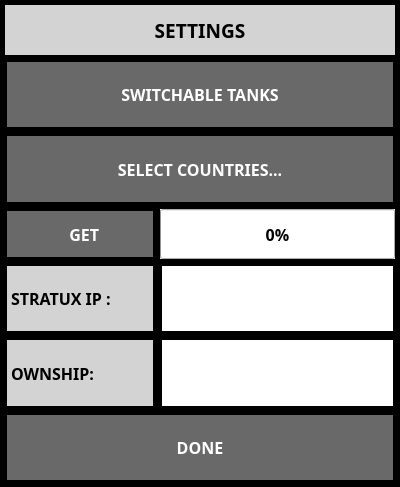
Qt form ui/SettingsDialog.ui (UnexplodedMinds/Stratofier) before a commit.
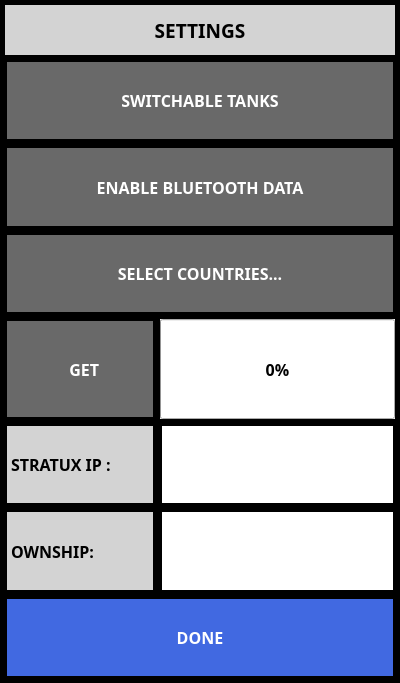
The same form after that commit. Icons and pictures are not drawn. Custom widgets are drawn as their Qt base class.

Commit message: Colorize some of the buttons and add initial bluetooth discovery support.  This DOES NOT work on Windows.

The edit to the form file:
```diff
--- a/ui/SettingsDialog.ui
+++ b/ui/SettingsDialog.ui
@@ -7,7 +7,7 @@
     <x>0</x>
     <y>0</y>
     <width>400</width>
-    <height>487</height>
+    <height>683</height>
    </rect>
   </property>
   <property name="sizePolicy">
@@ -112,11 +112,6 @@
 	color: black;
 	margin: 2px;
 }
-QComboBox
-{
-	background-color: DimGray;
-	color: black;
-}
 </string>
   </property>
   <layout class="QGridLayout" name="gridLayout">
@@ -135,8 +130,8 @@
    <property name="spacing">
     <number>5</number>
    </property>
-   <item row="7" column="2" colspan="2">
-    <widget class="ClickLabel" name="m_pOwnshipClickLabel">
+   <item row="8" column="2" colspan="2">
+    <widget class="ClickLabel" name="m_pIPClickLabel">
      <property name="sizePolicy">
       <sizepolicy hsizetype="MinimumExpanding" vsizetype="MinimumExpanding">
        <horstretch>0</horstretch>
@@ -229,6 +224,247 @@
      </property>
     </widget>
    </item>
+   <item row="8" column="1">
+    <widget class="QLabel" name="label_3">
+     <property name="sizePolicy">
+      <sizepolicy hsizetype="Minimum" vsizetype="MinimumExpanding">
+       <horstretch>0</horstretch>
+       <verstretch>0</verstretch>
+      </sizepolicy>
+     </property>
+     <property name="minimumSize">
+      <size>
+       <width>150</width>
+       <height>0</height>
+      </size>
+     </property>
+     <property name="palette">
+      <palette>
+       <active>
+        <colorrole role="WindowText">
+         <brush brushstyle="SolidPattern">
+          <color alpha="255">
+           <red>0</red>
+           <green>0</green>
+           <blue>0</blue>
+          </color>
+         </brush>
+        </colorrole>
+        <colorrole role="Button">
+         <brush brushstyle="SolidPattern">
+          <color alpha="255">
+           <red>211</red>
+           <green>211</green>
+           <blue>211</blue>
+          </color>
+         </brush>
+        </colorrole>
+        <colorrole role="Text">
+         <brush brushstyle="SolidPattern">
+          <color alpha="255">
+           <red>0</red>
+           <green>0</green>
+           <blue>0</blue>
+          </color>
+         </brush>
+        </colorrole>
+        <colorrole role="ButtonText">
+         <brush brushstyle="SolidPattern">
+          <color alpha="255">
+           <red>0</red>
+           <green>0</green>
+           <blue>0</blue>
+          </color>
+         </brush>
+        </colorrole>
+        <colorrole role="Base">
+         <brush brushstyle="SolidPattern">
+          <color alpha="255">
+           <red>211</red>
+           <green>211</green>
+           <blue>211</blue>
+          </color>
+         </brush>
+        </colorrole>
+        <colorrole role="Window">
+         <brush brushstyle="SolidPattern">
+          <color alpha="255">
+           <red>211</red>
+           <green>211</green>
+           <blue>211</blue>
+          </color>
+         </brush>
+        </colorrole>
+        <colorrole role="PlaceholderText">
+         <brush brushstyle="NoBrush">
+          <color alpha="128">
+           <red>0</red>
+           <green>0</green>
+           <blue>0</blue>
+          </color>
+         </brush>
+        </colorrole>
+       </active>
+       <inactive>
+        <colorrole role="WindowText">
+         <brush brushstyle="SolidPattern">
+          <color alpha="255">
+           <red>0</red>
+           <green>0</green>
+           <blue>0</blue>
+          </color>
+         </brush>
+        </colorrole>
+        <colorrole role="Button">
+         <brush brushstyle="SolidPattern">
+          <color alpha="255">
+           <red>211</red>
+           <green>211</green>
+           <blue>211</blue>
+          </color>
+         </brush>
+        </colorrole>
+        <colorrole role="Text">
+         <brush brushstyle="SolidPattern">
+          <color alpha="255">
+           <red>0</red>
+           <green>0</green>
+           <blue>0</blue>
+          </color>
+         </brush>
+        </colorrole>
+        <colorrole role="ButtonText">
+         <brush brushstyle="SolidPattern">
+          <color alpha="255">
+           <red>0</red>
+           <green>0</green>
+           <blue>0</blue>
+          </color>
+         </brush>
+        </colorrole>
+        <colorrole role="Base">
+         <brush brushstyle="SolidPattern">
+          <color alpha="255">
+           <red>211</red>
+           <green>211</green>
+           <blue>211</blue>
+          </color>
+         </brush>
+        </colorrole>
+        <colorrole role="Window">
+         <brush brushstyle="SolidPattern">
+          <color alpha="255">
+           <red>211</red>
+           <green>211</green>
+           <blue>211</blue>
+          </color>
+         </brush>
+        </colorrole>
+        <colorrole role="PlaceholderText">
+         <brush brushstyle="NoBrush">
+          <color alpha="128">
+           <red>0</red>
+           <green>0</green>
+           <blue>0</blue>
+          </color>
+         </brush>
+        </colorrole>
+       </inactive>
+       <disabled>
+        <colorrole role="WindowText">
+         <brush brushstyle="SolidPattern">
+          <color alpha="255">
+           <red>0</red>
+           <green>0</green>
+           <blue>0</blue>
+          </color>
+         </brush>
+        </colorrole>
+        <colorrole role="Button">
+         <brush brushstyle="SolidPattern">
+          <color alpha="255">
+           <red>211</red>
+           <green>211</green>
+           <blue>211</blue>
+          </color>
+         </brush>
+        </colorrole>
+        <colorrole role="Text">
+         <brush brushstyle="SolidPattern">
+          <color alpha="255">
+           <red>0</red>
+           <green>0</green>
+           <blue>0</blue>
+          </color>
+         </brush>
+        </colorrole>
+        <colorrole role="ButtonText">
+         <brush brushstyle="SolidPattern">
+          <color alpha="255">
+           <red>0</red>
+           <green>0</green>
+           <blue>0</blue>
+          </color>
+         </brush>
+        </colorrole>
+        <colorrole role="Base">
+         <brush brushstyle="SolidPattern">
+          <color alpha="255">
+           <red>211</red>
+           <green>211</green>
+           <blue>211</blue>
+          </color>
+         </brush>
+        </colorrole>
+        <colorrole role="Window">
+         <brush brushstyle="SolidPattern">
+          <color alpha="255">
+           <red>211</red>
+           <green>211</green>
+           <blue>211</blue>
+          </color>
+         </brush>
+        </colorrole>
+        <colorrole role="PlaceholderText">
+         <brush brushstyle="NoBrush">
+          <color alpha="128">
+           <red>0</red>
+           <green>0</green>
+           <blue>0</blue>
+          </color>
+         </brush>
+        </colorrole>
+       </disabled>
+      </palette>
+     </property>
+     <property name="font">
+      <font>
+       <family>Droid Sans</family>
+       <pointsize>12</pointsize>
+       <weight>75</weight>
+       <bold>true</bold>
+      </font>
+     </property>
+     <property name="autoFillBackground">
+      <bool>false</bool>
+     </property>
+     <property name="styleSheet">
+      <string notr="true">QLabel { background-color: LightGray; color: black; }</string>
+     </property>
+     <property name="frameShape">
+      <enum>QFrame::Box</enum>
+     </property>
+     <property name="lineWidth">
+      <number>2</number>
+     </property>
+     <property name="text">
+      <string>STRATUX IP :</string>
+     </property>
+     <property name="margin">
+      <number>5</number>
+     </property>
+    </widget>
+   </item>
    <item row="0" column="1" colspan="3">
     <widget class="QLabel" name="m_pTitleLabel">
      <property name="sizePolicy">
@@ -274,408 +510,6 @@
      </property>
     </widget>
    </item>
-   <item row="9" column="1" colspan="3">
-    <widget class="QPushButton" name="m_pCloseButton">
-     <property name="sizePolicy">
-      <sizepolicy hsizetype="MinimumExpanding" vsizetype="MinimumExpanding">
-       <horstretch>0</horstretch>
-       <verstretch>0</verstretch>
-      </sizepolicy>
-     </property>
-     <property name="font">
-      <font>
-       <family>Droid Sans</family>
-       <pointsize>12</pointsize>
-       <weight>75</weight>
-       <bold>true</bold>
-      </font>
-     </property>
-     <property name="autoFillBackground">
-      <bool>false</bool>
-     </property>
-     <property name="text">
-      <string>DONE</string>
-     </property>
-     <property name="iconSize">
-      <size>
-       <width>32</width>
-       <height>32</height>
-      </size>
-     </property>
-     <property name="autoDefault">
-      <bool>false</bool>
-     </property>
-    </widget>
-   </item>
-   <item row="1" column="1" colspan="3">
-    <widget class="QPushButton" name="m_pSwitchableButton">
-     <property name="sizePolicy">
-      <sizepolicy hsizetype="MinimumExpanding" vsizetype="MinimumExpanding">
-       <horstretch>0</horstretch>
-       <verstretch>0</verstretch>
-      </sizepolicy>
-     </property>
-     <property name="font">
-      <font>
-       <family>Droid Sans</family>
-       <pointsize>12</pointsize>
-       <weight>75</weight>
-       <bold>true</bold>
-      </font>
-     </property>
-     <property name="text">
-      <string>SWITCHABLE TANKS</string>
-     </property>
-     <property name="icon">
-      <iconset resource="../AHRSResources.qrc">
-       <normaloff>:/icons/resources/on.png</normaloff>:/icons/resources/on.png</iconset>
-     </property>
-     <property name="iconSize">
-      <size>
-       <width>64</width>
-       <height>28</height>
-      </size>
-     </property>
-     <property name="autoDefault">
-      <bool>false</bool>
-     </property>
-    </widget>
-   </item>
-   <item row="6" column="2" colspan="2">
-    <widget class="ClickLabel" name="m_pIPClickLabel">
-     <property name="sizePolicy">
-      <sizepolicy hsizetype="MinimumExpanding" vsizetype="MinimumExpanding">
-       <horstretch>0</horstretch>
-       <verstretch>0</verstretch>
-      </sizepolicy>
-     </property>
-     <property name="palette">
-      <palette>
-       <active>
-        <colorrole role="Base">
-         <brush brushstyle="SolidPattern">
-          <color alpha="255">
-           <red>255</red>
-           <green>255</green>
-           <blue>255</blue>
-          </color>
-         </brush>
-        </colorrole>
-        <colorrole role="Window">
-         <brush brushstyle="SolidPattern">
-          <color alpha="255">
-           <red>255</red>
-           <green>255</green>
-           <blue>255</blue>
-          </color>
-         </brush>
-        </colorrole>
-       </active>
-       <inactive>
-        <colorrole role="Base">
-         <brush brushstyle="SolidPattern">
-          <color alpha="255">
-           <red>255</red>
-           <green>255</green>
-           <blue>255</blue>
-          </color>
-         </brush>
-        </colorrole>
-        <colorrole role="Window">
-         <brush brushstyle="SolidPattern">
-          <color alpha="255">
-           <red>255</red>
-           <green>255</green>
-           <blue>255</blue>
-          </color>
-         </brush>
-        </colorrole>
-       </inactive>
-       <disabled>
-        <colorrole role="Base">
-         <brush brushstyle="SolidPattern">
-          <color alpha="255">
-           <red>255</red>
-           <green>255</green>
-           <blue>255</blue>
-          </color>
-         </brush>
-        </colorrole>
-        <colorrole role="Window">
-         <brush brushstyle="SolidPattern">
-          <color alpha="255">
-           <red>255</red>
-           <green>255</green>
-           <blue>255</blue>
-          </color>
-         </brush>
-        </colorrole>
-       </disabled>
-      </palette>
-     </property>
-     <property name="font">
-      <font>
-       <family>Droid Sans</family>
-       <pointsize>24</pointsize>
-       <weight>75</weight>
-       <bold>true</bold>
-      </font>
-     </property>
-     <property name="autoFillBackground">
-      <bool>true</bool>
-     </property>
-     <property name="frameShape">
-      <enum>QFrame::Box</enum>
-     </property>
-     <property name="lineWidth">
-      <number>2</number>
-     </property>
-     <property name="alignment">
-      <set>Qt::AlignCenter</set>
-     </property>
-    </widget>
-   </item>
-   <item row="6" column="1">
-    <widget class="QLabel" name="label_3">
-     <property name="sizePolicy">
-      <sizepolicy hsizetype="Minimum" vsizetype="Preferred">
-       <horstretch>0</horstretch>
-       <verstretch>0</verstretch>
-      </sizepolicy>
-     </property>
-     <property name="minimumSize">
-      <size>
-       <width>150</width>
-       <height>0</height>
-      </size>
-     </property>
-     <property name="palette">
-      <palette>
-       <active>
-        <colorrole role="WindowText">
-         <brush brushstyle="SolidPattern">
-          <color alpha="255">
-           <red>0</red>
-           <green>0</green>
-           <blue>0</blue>
-          </color>
-         </brush>
-        </colorrole>
-        <colorrole role="Button">
-         <brush brushstyle="SolidPattern">
-          <color alpha="255">
-           <red>211</red>
-           <green>211</green>
-           <blue>211</blue>
-          </color>
-         </brush>
-        </colorrole>
-        <colorrole role="Text">
-         <brush brushstyle="SolidPattern">
-          <color alpha="255">
-           <red>0</red>
-           <green>0</green>
-           <blue>0</blue>
-          </color>
-         </brush>
-        </colorrole>
-        <colorrole role="ButtonText">
-         <brush brushstyle="SolidPattern">
-          <color alpha="255">
-           <red>0</red>
-           <green>0</green>
-           <blue>0</blue>
-          </color>
-         </brush>
-        </colorrole>
-        <colorrole role="Base">
-         <brush brushstyle="SolidPattern">
-          <color alpha="255">
-           <red>211</red>
-           <green>211</green>
-           <blue>211</blue>
-          </color>
-         </brush>
-        </colorrole>
-        <colorrole role="Window">
-         <brush brushstyle="SolidPattern">
-          <color alpha="255">
-           <red>211</red>
-           <green>211</green>
-           <blue>211</blue>
-          </color>
-         </brush>
-        </colorrole>
-        <colorrole role="PlaceholderText">
-         <brush brushstyle="NoBrush">
-          <color alpha="128">
-           <red>0</red>
-           <green>0</green>
-           <blue>0</blue>
-          </color>
-         </brush>
-        </colorrole>
-       </active>
-       <inactive>
-        <colorrole role="WindowText">
-         <brush brushstyle="SolidPattern">
-          <color alpha="255">
-           <red>0</red>
-           <green>0</green>
-           <blue>0</blue>
-          </color>
-         </brush>
-        </colorrole>
-        <colorrole role="Button">
-         <brush brushstyle="SolidPattern">
-          <color alpha="255">
-           <red>211</red>
-           <green>211</green>
-           <blue>211</blue>
-          </color>
-         </brush>
-        </colorrole>
-        <colorrole role="Text">
-         <brush brushstyle="SolidPattern">
-          <color alpha="255">
-           <red>0</red>
-           <green>0</green>
-           <blue>0</blue>
-          </color>
-         </brush>
-        </colorrole>
-        <colorrole role="ButtonText">
-         <brush brushstyle="SolidPattern">
-          <color alpha="255">
-           <red>0</red>
-           <green>0</green>
-           <blue>0</blue>
-          </color>
-         </brush>
-        </colorrole>
-        <colorrole role="Base">
-         <brush brushstyle="SolidPattern">
-          <color alpha="255">
-           <red>211</red>
-           <green>211</green>
-           <blue>211</blue>
-          </color>
-         </brush>
-        </colorrole>
-        <colorrole role="Window">
-         <brush brushstyle="SolidPattern">
-          <color alpha="255">
-           <red>211</red>
-           <green>211</green>
-           <blue>211</blue>
-          </color>
-         </brush>
-        </colorrole>
-        <colorrole role="PlaceholderText">
-         <brush brushstyle="NoBrush">
-          <color alpha="128">
-           <red>0</red>
-           <green>0</green>
-           <blue>0</blue>
-          </color>
-         </brush>
-        </colorrole>
-       </inactive>
-       <disabled>
-        <colorrole role="WindowText">
-         <brush brushstyle="SolidPattern">
-          <color alpha="255">
-           <red>0</red>
-           <green>0</green>
-           <blue>0</blue>
-          </color>
-         </brush>
-        </colorrole>
-        <colorrole role="Button">
-         <brush brushstyle="SolidPattern">
-          <color alpha="255">
-           <red>211</red>
-           <green>211</green>
-           <blue>211</blue>
-          </color>
-         </brush>
-        </colorrole>
-        <colorrole role="Text">
-         <brush brushstyle="SolidPattern">
-          <color alpha="255">
-           <red>0</red>
-           <green>0</green>
-           <blue>0</blue>
-          </color>
-         </brush>
-        </colorrole>
-        <colorrole role="ButtonText">
-         <brush brushstyle="SolidPattern">
-          <color alpha="255">
-           <red>0</red>
-           <green>0</green>
-           <blue>0</blue>
-          </color>
-         </brush>
-        </colorrole>
-        <colorrole role="Base">
-         <brush brushstyle="SolidPattern">
-          <color alpha="255">
-           <red>211</red>
-           <green>211</green>
-           <blue>211</blue>
-          </color>
-         </brush>
-        </colorrole>
-        <colorrole role="Window">
-         <brush brushstyle="SolidPattern">
-          <color alpha="255">
-           <red>211</red>
-           <green>211</green>
-           <blue>211</blue>
-          </color>
-         </brush>
-        </colorrole>
-        <colorrole role="PlaceholderText">
-         <brush brushstyle="NoBrush">
-          <color alpha="128">
-           <red>0</red>
-           <green>0</green>
-           <blue>0</blue>
-          </color>
-         </brush>
-        </colorrole>
-       </disabled>
-      </palette>
-     </property>
-     <property name="font">
-      <font>
-       <family>Droid Sans</family>
-       <pointsize>12</pointsize>
-       <weight>75</weight>
-       <bold>true</bold>
-      </font>
-     </property>
-     <property name="autoFillBackground">
-      <bool>false</bool>
-     </property>
-     <property name="styleSheet">
-      <string notr="true">QLabel { background-color: LightGray; color: black; }</string>
-     </property>
-     <property name="frameShape">
-      <enum>QFrame::Box</enum>
-     </property>
-     <property name="lineWidth">
-      <number>2</number>
-     </property>
-     <property name="text">
-      <string>STRATUX IP :</string>
-     </property>
-     <property name="margin">
-      <number>5</number>
-     </property>
-    </widget>
-   </item>
    <item row="3" column="1" colspan="3">
     <widget class="QPushButton" name="m_pSelCountriesButton">
      <property name="sizePolicy">
@@ -709,10 +543,10 @@
      </property>
     </widget>
    </item>
-   <item row="7" column="1">
+   <item row="9" column="1">
     <widget class="QLabel" name="label_4">
      <property name="sizePolicy">
-      <sizepolicy hsizetype="Minimum" vsizetype="Preferred">
+      <sizepolicy hsizetype="Minimum" vsizetype="MinimumExpanding">
        <horstretch>0</horstretch>
        <verstretch>0</verstretch>
       </sizepolicy>
@@ -950,20 +784,14 @@
      </property>
     </widget>
    </item>
-   <item row="4" column="1" rowspan="2">
-    <widget class="QPushButton" name="m_pGetButton">
+   <item row="11" column="1" colspan="3">
+    <widget class="QPushButton" name="m_pCloseButton">
      <property name="sizePolicy">
-      <sizepolicy hsizetype="Minimum" vsizetype="MinimumExpanding">
+      <sizepolicy hsizetype="MinimumExpanding" vsizetype="MinimumExpanding">
        <horstretch>0</horstretch>
        <verstretch>0</verstretch>
       </sizepolicy>
      </property>
-     <property name="minimumSize">
-      <size>
-       <width>150</width>
-       <height>50</height>
-      </size>
-     </property>
      <property name="font">
       <font>
        <family>Droid Sans</family>
@@ -972,12 +800,28 @@
        <bold>true</bold>
       </font>
      </property>
+     <property name="autoFillBackground">
+      <bool>false</bool>
+     </property>
+     <property name="styleSheet">
+      <string notr="true">QPushButton
+{
+	border: none;
+	background-color: RoyalBlue;
+	color: white;
+	margin: 2px;
+}
+QPushButton::pressed
+{
+	border: none;
+	background-color: CornflowerBlue;
+	color: black;
+	margin: 2px;
+}
+</string>
+     </property>
      <property name="text">
-      <string>  GET</string>
-     </property>
-     <property name="icon">
-      <iconset resource="../AHRSResources.qrc">
-       <normaloff>:/icons/resources/Cancel.png</normaloff>:/icons/resources/Cancel.png</iconset>
+      <string>DONE</string>
      </property>
      <property name="iconSize">
       <size>
@@ -985,19 +829,13 @@
        <height>32</height>
       </size>
      </property>
-     <property name="checkable">
-      <bool>false</bool>
-     </property>
-     <property name="checked">
-      <bool>false</bool>
-     </property>
      <property name="autoDefault">
       <bool>false</bool>
      </property>
     </widget>
    </item>
-   <item row="4" column="2" rowspan="2" colspan="2">
-    <widget class="QProgressBar" name="m_pDataProgress">
+   <item row="1" column="1" colspan="3">
+    <widget class="QPushButton" name="m_pSwitchableButton">
      <property name="sizePolicy">
       <sizepolicy hsizetype="MinimumExpanding" vsizetype="MinimumExpanding">
        <horstretch>0</horstretch>
@@ -1008,6 +846,104 @@
       <font>
        <family>Droid Sans</family>
        <pointsize>12</pointsize>
+       <weight>75</weight>
+       <bold>true</bold>
+      </font>
+     </property>
+     <property name="text">
+      <string>SWITCHABLE TANKS</string>
+     </property>
+     <property name="icon">
+      <iconset resource="../AHRSResources.qrc">
+       <normaloff>:/icons/resources/on.png</normaloff>:/icons/resources/on.png</iconset>
+     </property>
+     <property name="iconSize">
+      <size>
+       <width>64</width>
+       <height>28</height>
+      </size>
+     </property>
+     <property name="autoDefault">
+      <bool>false</bool>
+     </property>
+    </widget>
+   </item>
+   <item row="9" column="2" colspan="2">
+    <widget class="ClickLabel" name="m_pOwnshipClickLabel">
+     <property name="sizePolicy">
+      <sizepolicy hsizetype="MinimumExpanding" vsizetype="MinimumExpanding">
+       <horstretch>0</horstretch>
+       <verstretch>0</verstretch>
+      </sizepolicy>
+     </property>
+     <property name="palette">
+      <palette>
+       <active>
+        <colorrole role="Base">
+         <brush brushstyle="SolidPattern">
+          <color alpha="255">
+           <red>255</red>
+           <green>255</green>
+           <blue>255</blue>
+          </color>
+         </brush>
+        </colorrole>
+        <colorrole role="Window">
+         <brush brushstyle="SolidPattern">
+          <color alpha="255">
+           <red>255</red>
+           <green>255</green>
+           <blue>255</blue>
+          </color>
+         </brush>
+        </colorrole>
+       </active>
+       <inactive>
+        <colorrole role="Base">
+         <brush brushstyle="SolidPattern">
+          <color alpha="255">
+           <red>255</red>
+           <green>255</green>
+           <blue>255</blue>
+          </color>
+         </brush>
+        </colorrole>
+        <colorrole role="Window">
+         <brush brushstyle="SolidPattern">
+          <color alpha="255">
+           <red>255</red>
+           <green>255</green>
+           <blue>255</blue>
+          </color>
+         </brush>
+        </colorrole>
+       </inactive>
+       <disabled>
+        <colorrole role="Base">
+         <brush brushstyle="SolidPattern">
+          <color alpha="255">
+           <red>255</red>
+           <green>255</green>
+           <blue>255</blue>
+          </color>
+         </brush>
+        </colorrole>
+        <colorrole role="Window">
+         <brush brushstyle="SolidPattern">
+          <color alpha="255">
+           <red>255</red>
+           <green>255</green>
+           <blue>255</blue>
+          </color>
+         </brush>
+        </colorrole>
+       </disabled>
+      </palette>
+     </property>
+     <property name="font">
+      <font>
+       <family>Droid Sans</family>
+       <pointsize>24</pointsize>
        <weight>75</weight>
        <bold>true</bold>
       </font>
@@ -1015,8 +951,122 @@
      <property name="autoFillBackground">
       <bool>true</bool>
      </property>
-     <property name="value">
-      <number>0</number>
+     <property name="frameShape">
+      <enum>QFrame::Box</enum>
+     </property>
+     <property name="lineWidth">
+      <number>2</number>
+     </property>
+     <property name="alignment">
+      <set>Qt::AlignCenter</set>
+     </property>
+    </widget>
+   </item>
+   <item row="5" column="1" colspan="3">
+    <layout class="QGridLayout" name="gridLayout_2">
+     <item row="0" column="1">
+      <widget class="QProgressBar" name="m_pDataProgress">
+       <property name="sizePolicy">
+        <sizepolicy hsizetype="MinimumExpanding" vsizetype="Expanding">
+         <horstretch>0</horstretch>
+         <verstretch>0</verstretch>
+        </sizepolicy>
+       </property>
+       <property name="font">
+        <font>
+         <family>Droid Sans</family>
+         <pointsize>12</pointsize>
+         <weight>75</weight>
+         <bold>true</bold>
+        </font>
+       </property>
+       <property name="autoFillBackground">
+        <bool>true</bool>
+       </property>
+       <property name="value">
+        <number>0</number>
+       </property>
+      </widget>
+     </item>
+     <item row="0" column="0">
+      <widget class="QPushButton" name="m_pGetButton">
+       <property name="sizePolicy">
+        <sizepolicy hsizetype="Minimum" vsizetype="Expanding">
+         <horstretch>0</horstretch>
+         <verstretch>0</verstretch>
+        </sizepolicy>
+       </property>
+       <property name="minimumSize">
+        <size>
+         <width>150</width>
+         <height>100</height>
+        </size>
+       </property>
+       <property name="font">
+        <font>
+         <family>Droid Sans</family>
+         <pointsize>12</pointsize>
+         <weight>75</weight>
+         <bold>true</bold>
+        </font>
+       </property>
+       <property name="text">
+        <string>  GET</string>
+       </property>
+       <property name="icon">
+        <iconset resource="../AHRSResources.qrc">
+         <normaloff>:/icons/resources/Cancel.png</normaloff>:/icons/resources/Cancel.png</iconset>
+       </property>
+       <property name="iconSize">
+        <size>
+         <width>32</width>
+         <height>32</height>
+        </size>
+       </property>
+       <property name="checkable">
+        <bool>false</bool>
+       </property>
+       <property name="checked">
+        <bool>false</bool>
+       </property>
+       <property name="autoDefault">
+        <bool>false</bool>
+       </property>
+      </widget>
+     </item>
+    </layout>
+   </item>
+   <item row="2" column="1" colspan="3">
+    <widget class="QPushButton" name="m_pEnableBTButton">
+     <property name="sizePolicy">
+      <sizepolicy hsizetype="MinimumExpanding" vsizetype="MinimumExpanding">
+       <horstretch>0</horstretch>
+       <verstretch>0</verstretch>
+      </sizepolicy>
+     </property>
+     <property name="font">
+      <font>
+       <family>Droid Sans</family>
+       <pointsize>12</pointsize>
+       <weight>75</weight>
+       <bold>true</bold>
+      </font>
+     </property>
+     <property name="text">
+      <string>ENABLE BLUETOOTH DATA</string>
+     </property>
+     <property name="icon">
+      <iconset resource="../AHRSResources.qrc">
+       <normaloff>:/icons/resources/on.png</normaloff>:/icons/resources/on.png</iconset>
+     </property>
+     <property name="iconSize">
+      <size>
+       <width>64</width>
+       <height>28</height>
+      </size>
+     </property>
+     <property name="autoDefault">
+      <bool>false</bool>
      </property>
     </widget>
    </item>
```
The commit also changes 21 other files.
